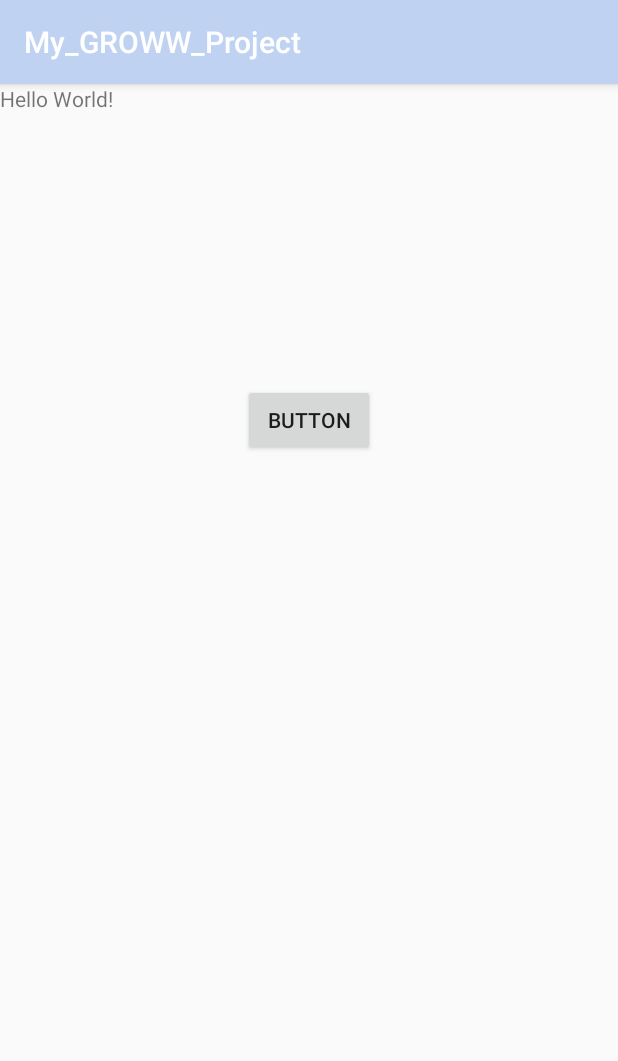
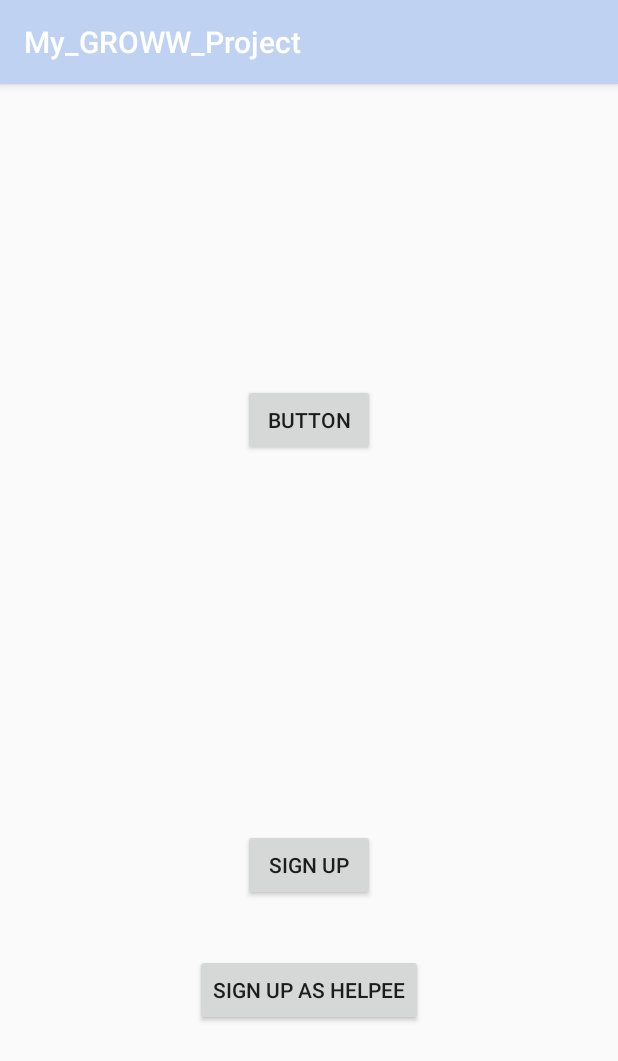
Before and after one commit to gcipta/GROWW_Chat_Feature_GCW, an Android app: the screen it shows after launch (MainActivity), on a phone screen of 412 x 824 dp. Shown: the top 1061 px of the screen. Run offline under Robolectric (Android 15) with nearby library versions, the phone set to English and light mode, and no system bars.

Commit message:
Add button to go another activity

```diff
--- a/app/src/main/java/com/example/gavv/my_groww_project/MainActivity.java
+++ b/app/src/main/java/com/example/gavv/my_groww_project/MainActivity.java
@@ -9,12 +9,31 @@ import android.widget.Button;
 public class MainActivity extends AppCompatActivity {
 
     Button button;
+    Button signUpButton;
+    Button helpeeButton;
+
     public void goToMap() {
 
         Intent intent = new Intent(this, MapsActivity.class);
 
         startActivity(intent);
     }
+
+    public void goToSignUp() {
+
+        Intent intent = new Intent(this, SignUpActivity.class);
+
+        startActivity(intent);
+    }
+
+    public void goToSignUpAsHelpee() {
+
+        Intent intent = new Intent(this, SignUpHelpee.class);
+
+        startActivity(intent);
+    }
+
+
 
     @Override
     protected void onCreate(Bundle savedInstanceState) {
@@ -23,12 +42,32 @@ public class MainActivity extends AppCompatActivity {
 
         button = (Button) findViewById(R.id.button);
 
+        signUpButton = (Button) findViewById(R.id.signUpButton);
+
+        helpeeButton = (Button) findViewById(R.id.helpeeButton);
+
         button.setOnClickListener(new View.OnClickListener() {
             @Override
             public void onClick(View v) {
                 goToMap();
             }
         });
+
+        signUpButton.setOnClickListener(new View.OnClickListener() {
+
+            @Override
+            public void onClick(View v) {
+                goToSignUp();
+            }
+        });
+
+        helpeeButton.setOnClickListener(new View.OnClickListener() {
+
+            @Override
+            public void onClick(View v) {
+                goToSignUpAsHelpee();
+            }
+        });
     }
 
 }
--- a/app/src/main/res/layout/activity_main.xml
+++ b/app/src/main/res/layout/activity_main.xml
@@ -6,15 +6,14 @@
     android:layout_height="match_parent"
     tools:context=".MainActivity">
 
-    <TextView
+    <Button
+        android:id="@+id/helpeeButton"
         android:layout_width="wrap_content"
         android:layout_height="wrap_content"
-        android:text="Hello World!"
-        app:layout_constraintBottom_toBottomOf="parent"
-        app:layout_constraintLeft_toLeftOf="parent"
-        app:layout_constraintRight_toRightOf="parent"
-        app:layout_constraintTop_toTopOf="parent"
-        app:layout_constraintVertical_bias="0.091" />
+        android:layout_alignParentBottom="true"
+        android:layout_centerHorizontal="true"
+        android:layout_marginBottom="140dp"
+        android:text="Sign Up as Helpee" />
 
     <Button
         android:id="@+id/button"
@@ -25,4 +24,13 @@
         android:layout_marginTop="200dp"
         android:text="Button" />
 
+    <Button
+        android:id="@+id/signUpButton"
+        android:layout_width="wrap_content"
+        android:layout_height="wrap_content"
+        android:layout_alignParentBottom="true"
+        android:layout_centerHorizontal="true"
+        android:layout_marginBottom="223dp"
+        android:text="Sign Up" />
+
 </RelativeLayout>
--- a/app/src/main/res/layout/activity_maps.xml
+++ b/app/src/main/res/layout/activity_maps.xml
@@ -17,6 +17,6 @@
         android:id="@+id/map"
         android:name="com.google.android.gms.maps.SupportMapFragment"
         android:layout_width="match_parent"
-        android:layout_height="match_parent"
+        android:layout_height="300dp"
         tools:context=".MapsActivity" />
 </RelativeLayout>
```
Also changed, not shown: app/src/main/java/com/example/gavv/my_groww_project/MapsActivity.java (+11 -0 lines).
